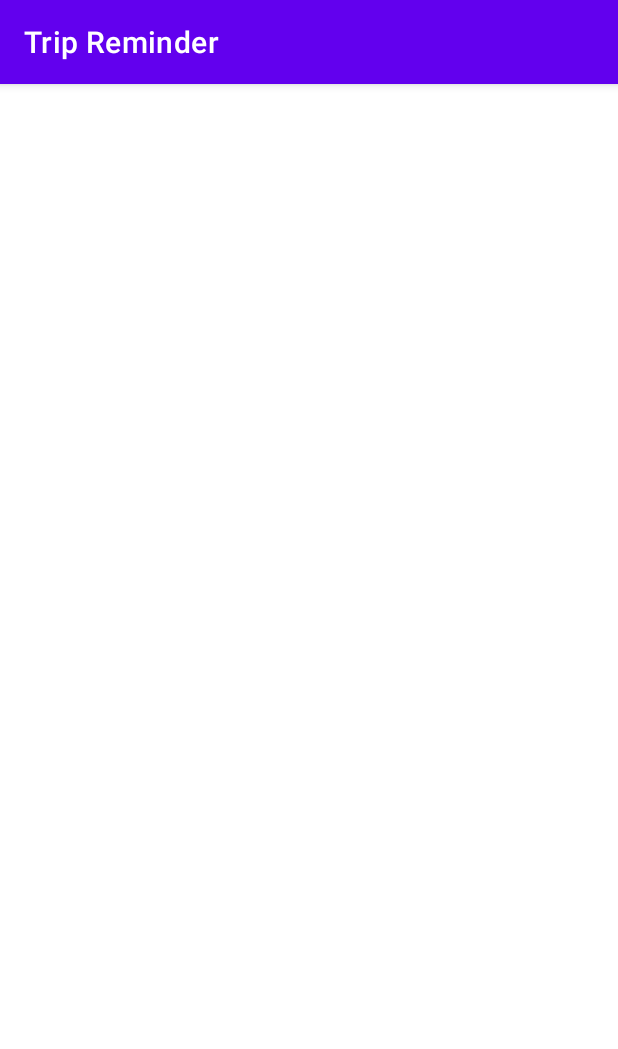
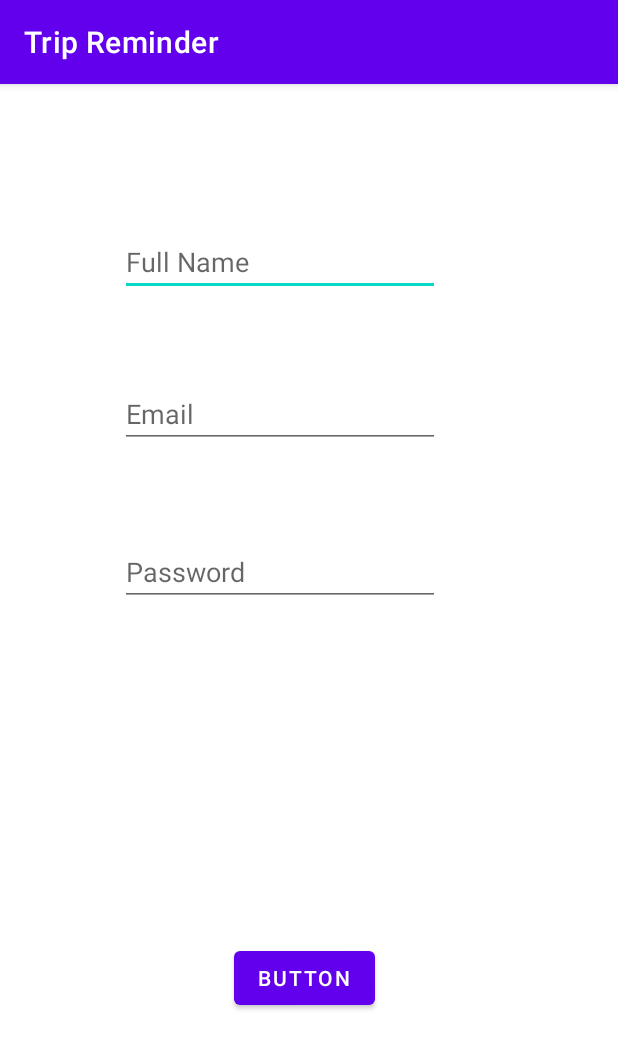
Before and after one commit to tripReminder/AndroidProject, an Android app: the screen it shows after launch (TripsHistory before the commit, RegisterUser after it), on a phone screen of 412 x 824 dp. Shown: the top 1049 px of the screen. Run offline under Robolectric (Android 15) with nearby library versions, the phone set to English and light mode, and no system bars; our stand-ins replace Firebase (no records; nobody signed in at launch, a user with empty details on screens opened directly).

Commit message:
Set up firebase + signup and login

```diff
--- a/app/build.gradle
+++ b/app/build.gradle
@@ -1,5 +1,6 @@
 plugins {
     id 'com.android.application'
+    id 'com.google.gms.google-services'
 }
 
 android {
@@ -34,6 +35,7 @@ dependencies {
     implementation 'com.google.android.material:material:1.2.1'
     implementation 'androidx.constraintlayout:constraintlayout:2.0.4'
     implementation 'androidx.lifecycle:lifecycle-extensions:2.2.0'
+    implementation 'com.google.firebase:firebase-auth:19.2.0'
 
     testImplementation 'junit:junit:4.+'
     androidTestImplementation 'androidx.test.ext:junit:1.1.2'
--- /dev/null
+++ b/app/src/main/java/com/tripreminder/app/RegisterUser.java
@@ -0,0 +1,87 @@
+package com.tripreminder.app;
+
+import androidx.annotation.NonNull;
+import androidx.appcompat.app.AppCompatActivity;
+
+import android.content.Intent;
+import android.content.SharedPreferences;
+import android.os.Bundle;
+import android.text.TextUtils;
+import android.util.Log;
+import android.view.View;
+import android.widget.Button;
+import android.widget.EditText;
+import android.widget.Toast;
+
+import com.google.android.gms.tasks.OnCompleteListener;
+import com.google.android.gms.tasks.Task;
+import com.google.firebase.auth.AuthResult;
+import com.google.firebase.auth.FirebaseAuth;
+import com.google.firebase.auth.FirebaseUser;
+
+public class RegisterUser extends AppCompatActivity {
+    private FirebaseAuth mAuth;
+    EditText editTxtName, editTxtEmail, editTxtPassword;
+    Button btnRegister;
+    private static final String TAG = "TAG";
+    private static  final String MY_PREFS_NAME= "Shared prefrence";
+
+    @Override
+    protected void onCreate(Bundle savedInstanceState) {
+        super.onCreate(savedInstanceState);
+        setContentView(R.layout.activity_register_user);
+
+        mAuth = FirebaseAuth.getInstance();
+        editTxtName = findViewById(R.id.txtName);
+        editTxtEmail = findViewById(R.id.txtEmail);
+        editTxtPassword = findViewById(R.id.txtPassword);
+        btnRegister = findViewById(R.id.RegisterBtn);
+
+        if (mAuth.getCurrentUser() != null) {
+            startActivity(new Intent(getApplicationContext(), TripsHistory.class));
+            finish();
+
+        }
+        btnRegister.setOnClickListener(new View.OnClickListener() {
+            @Override
+            public void onClick(View v) {
+                String email = editTxtEmail.getText().toString().trim();
+                String password = editTxtPassword.getText().toString().trim();
+
+                if (TextUtils.isEmpty(email)) {
+                    editTxtEmail.setError("Please enter your email here");
+                } else if (TextUtils.isEmpty(password)) {
+                    editTxtPassword.setError("Please enter your Password here");
+                } else if (password.length() < 8) {
+                    editTxtPassword.setError("Password should be at least 8 charaters");
+
+                } else {
+                    mAuth.createUserWithEmailAndPassword(email, password).addOnCompleteListener(new OnCompleteListener<AuthResult>() {
+                        @Override
+                        public void onComplete(@NonNull Task<AuthResult> task) {
+
+                            if (task.isSuccessful()) {
+
+                                // shared prefrences
+                                String UserId = task.getResult().getUser().getUid();
+
+                                SharedPreferences.Editor editor = getSharedPreferences(MY_PREFS_NAME, MODE_PRIVATE).edit();
+                                editor.putString("userId",UserId);
+                                editor.apply();
+
+
+                                Toast.makeText(RegisterUser.this, "User created", Toast.LENGTH_SHORT).show();
+                                startActivity(new Intent(getApplicationContext(), TripsHistory.class));
+                            } else {
+                                Toast.makeText(RegisterUser.this, "Filed to create user" + task.getException().getMessage(), Toast.LENGTH_SHORT).show();
+
+                            }
+                        }
+                    });
+                }
+
+
+            }
+        });
+    }
+}
--- /dev/null
+++ b/app/src/main/res/layout/activity_register_user.xml
@@ -0,0 +1,54 @@
+<?xml version="1.0" encoding="utf-8"?>
+<androidx.constraintlayout.widget.ConstraintLayout xmlns:android="http://schemas.android.com/apk/res/android"
+    xmlns:app="http://schemas.android.com/apk/res-auto"
+    xmlns:tools="http://schemas.android.com/tools"
+    android:layout_width="match_parent"
+    android:layout_height="match_parent"
+    tools:context=".RegisterUser">
+
+    <EditText
+        android:id="@+id/txtName"
+        android:layout_width="wrap_content"
+        android:layout_height="wrap_content"
+        android:layout_marginStart="80dp"
+        android:layout_marginTop="96dp"
+        android:ems="10"
+        android:hint="Full Name"
+        android:inputType="textPersonName"
+        app:layout_constraintStart_toStartOf="parent"
+        app:layout_constraintTop_toTopOf="parent" />
+
+    <EditText
+        android:id="@+id/txtEmail"
+        android:layout_width="wrap_content"
+        android:layout_height="wrap_content"
+        android:layout_marginStart="80dp"
+        android:layout_marginTop="56dp"
+        android:ems="10"
+        android:hint="Email"
+        android:inputType="textPersonName"
+        app:layout_constraintStart_toStartOf="parent"
+        app:layout_constraintTop_toBottomOf="@+id/txtName" />
+
+    <EditText
+        android:id="@+id/txtPassword"
+        android:layout_width="wrap_content"
+        android:layout_height="wrap_content"
+        android:layout_marginStart="80dp"
+        android:layout_marginTop="60dp"
+        android:ems="10"
+        android:hint="Password"
+        android:inputType="textPersonName"
+        app:layout_constraintStart_toStartOf="parent"
+        app:layout_constraintTop_toBottomOf="@+id/txtEmail" />
+
+    <Button
+        android:id="@+id/RegisterBtn"
+        android:layout_width="wrap_content"
+        android:layout_height="wrap_content"
+        android:layout_marginStart="156dp"
+        android:layout_marginTop="224dp"
+        android:text="Button"
+        app:layout_constraintStart_toStartOf="parent"
+        app:layout_constraintTop_toBottomOf="@+id/txtPassword" />
+</androidx.constraintlayout.widget.ConstraintLayout>
--- a/app/src/main/res/values/strings.xml
+++ b/app/src/main/res/values/strings.xml
@@ -2,4 +2,5 @@
     <string name="app_name">Trip Reminder</string>
     <string name="showDetails">Show Details</string>
     <string name="delete">Delete</string>
+    <string name="login">Login</string>
 </resources>
--- a/build.gradle
+++ b/build.gradle
@@ -6,6 +6,7 @@ buildscript {
     }
     dependencies {
         classpath "com.android.tools.build:gradle:4.1.1"
+        classpath 'com.google.gms:google-services:4.3.3'
 
         // NOTE: Do not place your application dependencies here; they belong
         // in the individual module build.gradle files
```
Also changed, not shown: app/src/main/AndroidManifest.xml (+8 -2 lines), app/src/main/java/com/tripreminder/app/Login.java (added, +88 -0 lines), app/src/main/res/layout/activity_login.xml (added, +42 -0 lines), 1 other file.
